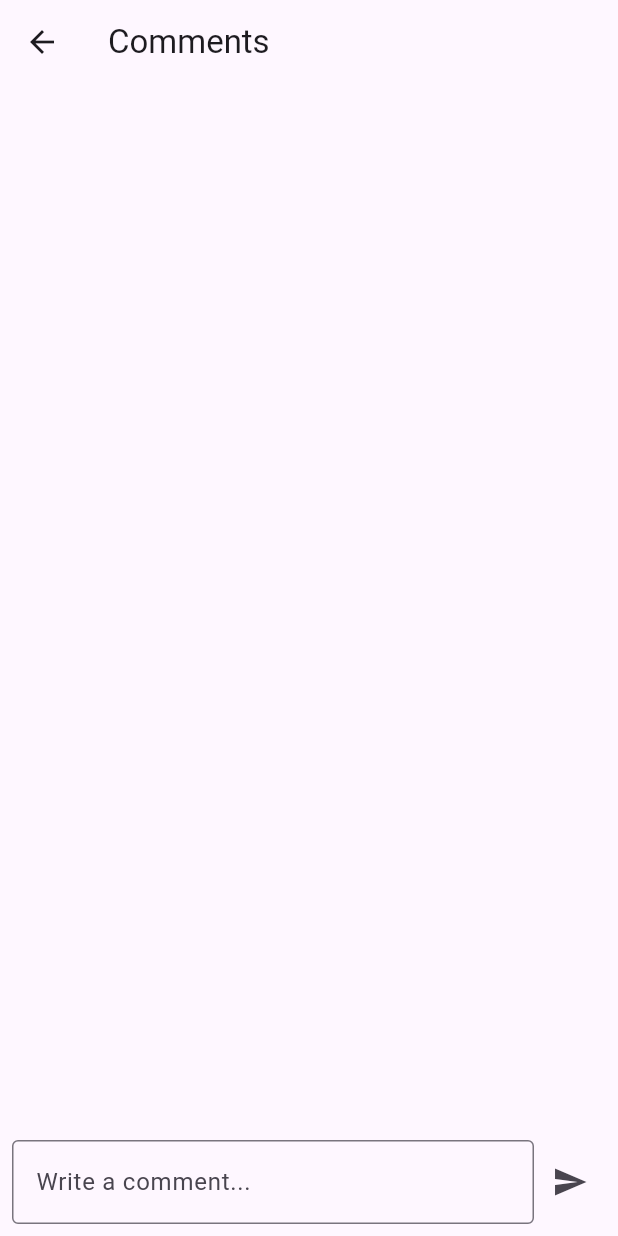
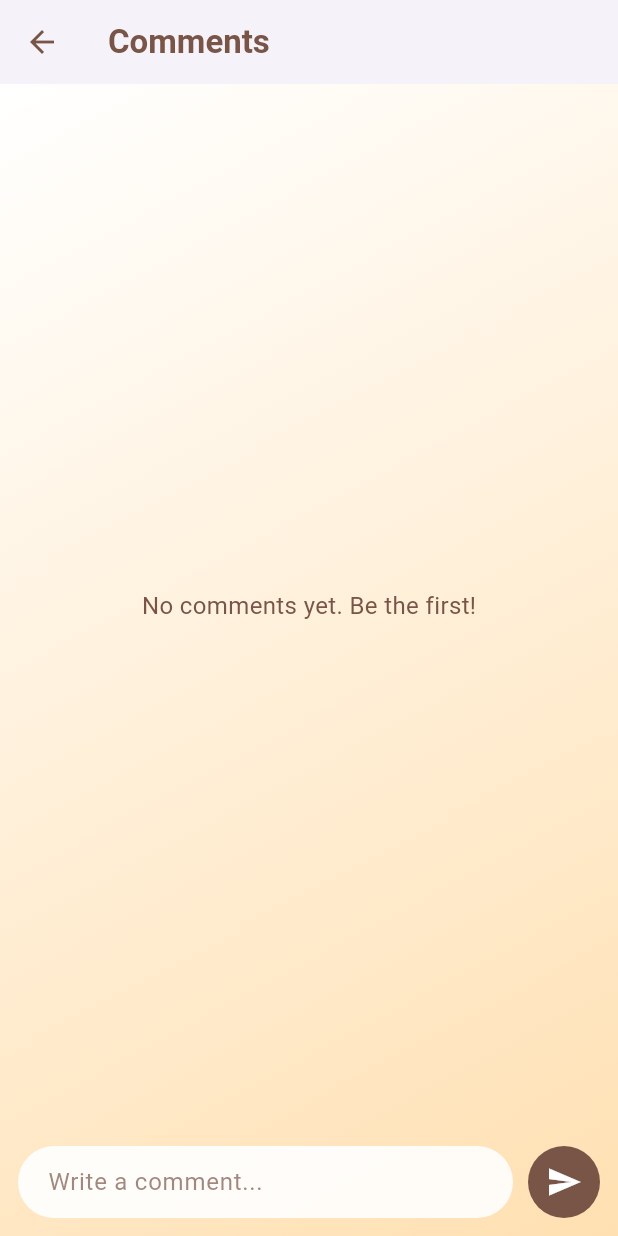
Before and after one commit to joanbanlles/INSTADAM, a Flutter app: the Home screen opened directly, after a tap on "View Comments", on a phone screen of 412 x 824 dp. Run offline on Flutter 3.47's test engine with Material 3 defaults, Android fonts, the light colour scheme and no system bars; our stand-ins replace image_picker, shared_preferences, sqflite; accounts and stored records are empty.

Commit message:
instadam fianl
tot fet

```diff
--- a/instadam/lib/comments.dart
+++ b/instadam/lib/comments.dart
@@ -38,47 +38,92 @@ class _CommentsScreenState extends State<CommentsScreen> {
   Widget build(BuildContext context) {
     return Scaffold(
       appBar: AppBar(
-        title: const Text('Comments'),
+        title: const Text('Comments', style: TextStyle(fontWeight: FontWeight.bold, color: Colors.brown)),
+        backgroundColor: Colors.white,
+        elevation: 2,
+        iconTheme: const IconThemeData(color: Colors.brown),
       ),
-      body: Column(
+      body: Container(
+        decoration: const BoxDecoration(
+          gradient: LinearGradient(
+            colors: [Colors.white, Color(0xFFFFE0B2)],
+            begin: Alignment.topLeft,
+            end: Alignment.bottomRight,
+          ),
+        ),
+        child: Column(
           children: [
             Expanded(
-            child: ListView.builder(
+              child: comments.isEmpty
+                  ? const Center(
+                child: Text(
+                  'No comments yet. Be the first!',
+                  style: TextStyle(color: Colors.brown, fontSize: 16),
+                ),
+              )
+                  : ListView.builder(
                 itemCount: comments.length,
                 itemBuilder: (context, index) {
-                return ListTile(
-                  title: Text(comments[index]['content']),
+                  return Card(
+                    color: Color(0xFFFFF3E0),
+                    margin: const EdgeInsets.symmetric(horizontal: 12, vertical: 6),
+                    child: ListTile(
+                      title: Text(
+                        comments[index]['content'],
+                        style: const TextStyle(fontSize: 16, fontWeight: FontWeight.w500, color: Colors.brown),
+                      ),
+                      leading: const Icon(Icons.comment, color: Colors.brown),
+                    ),
                   );
                 },
               ),
             ),
             Padding(
-            padding: const EdgeInsets.all(8.0),
+              padding: const EdgeInsets.all(12.0),
               child: Row(
                 children: [
                   Expanded(
                     child: TextField(
                       controller: _commentController,
-                    decoration: const InputDecoration(
+                      style: const TextStyle(color: Colors.brown),
+                      decoration: InputDecoration(
                         hintText: 'Write a comment...',
-                      border: OutlineInputBorder(),
+                        hintStyle: TextStyle(color: Colors.brown.withOpacity(0.7)),
+                        filled: true,
+                        fillColor: Colors.white.withOpacity(0.9),
+                        border: OutlineInputBorder(
+                          borderRadius: BorderRadius.circular(30),
+                          borderSide: BorderSide.none,
+                        ),
+                        contentPadding: const EdgeInsets.symmetric(horizontal: 16, vertical: 12),
                       ),
                     ),
                   ),
-                IconButton(
-                  icon: const Icon(Icons.send),
-                  onPressed: () {
+                  const SizedBox(width: 10),
+                  ClipRRect(
+                    borderRadius: BorderRadius.circular(50),
+                    child: Material(
+                      color: Colors.brown,
+                      child: InkWell(
+                        onTap: () {
                           final content = _commentController.text.trim();
                           if (content.isNotEmpty) {
                             addComment(content);
                           }
                         },
+                        child: const Padding(
+                          padding: EdgeInsets.all(12.0),
+                          child: Icon(Icons.send, color: Colors.white),
+                        ),
+                      ),
+                    ),
                   ),
                 ],
               ),
             ),
           ],
         ),
+      ),
     );
   }
 }
--- a/instadam/lib/home.dart
+++ b/instadam/lib/home.dart
@@ -1,6 +1,8 @@
 import 'package:flutter/material.dart';
+import 'package:image_picker/image_picker.dart';
 import 'package:instadam/comments.dart';
 import 'DatabaseHelper.dart';
+import 'dart:io';
 
 class Home extends StatelessWidget {
   const Home({super.key});
@@ -82,16 +84,16 @@ class PostSection extends StatelessWidget {
         PostItem(
           postId: 1,
           username: 'gerard_farre',
-          location: 'casa elodia',
+          location: 'El campo',
           userImage: 'assets/images.png',
-          postImage: 'assets/descarga.jpg',
+          postImage: 'assets/paisaje1.jpg',
         ),
         PostItem(
           postId: 2,
           username: 'orlando_212',
-          location: 'Madrid',
+          location: 'El lago',
           userImage: 'assets/images.png',
-          postImage: 'assets/descarga.jpg',
+          postImage: 'assets/paisaje2.jpg',
         ),
       ],
     );
@@ -122,6 +124,7 @@ class _PostItemState extends State<PostItem> {
   List<Map<String, dynamic>> comments = [];
   bool isLiked = false;
   final DatabaseHelper _databaseHelper = DatabaseHelper();
+  File? _selectedImage;
 
   @override
   void initState() {
@@ -156,9 +159,23 @@ class _PostItemState extends State<PostItem> {
     await _databaseHelper.insertLike(widget.postId, isLiked);
   }
 
+  Future<void> pickImage() async {
+    final picker = ImagePicker();
+    final pickedFile = await picker.pickImage(source: ImageSource.gallery);
+    if (pickedFile != null) {
+      setState(() {
+        _selectedImage = File(pickedFile.path);
+      });
+    }
+  }
+
   @override
   Widget build(BuildContext context) {
-    return Column(
+    return Card(
+      margin: const EdgeInsets.symmetric(vertical: 10, horizontal: 15),
+      elevation: 5,
+      shape: RoundedRectangleBorder(borderRadius: BorderRadius.circular(10)),
+      child: Column(
         crossAxisAlignment: CrossAxisAlignment.start,
         children: [
           ListTile(
@@ -169,8 +186,11 @@ class _PostItemState extends State<PostItem> {
             subtitle: Text(widget.location),
             trailing: const Icon(Icons.more_vert),
           ),
-        Center(
-          child: Image.asset(widget.postImage),
+          GestureDetector(
+            onTap: pickImage,
+            child: _selectedImage == null
+                ? Image.asset(widget.postImage, fit: BoxFit.cover)
+                : Image.file(_selectedImage!, fit: BoxFit.cover),
           ),
           Row(
             children: [
@@ -183,6 +203,7 @@ class _PostItemState extends State<PostItem> {
               ),
               const SizedBox(width: 10),
               TextButton(
+                style: TextButton.styleFrom(foregroundColor: Colors.blue),
                 onPressed: () {
                   Navigator.push(
                     context,
@@ -196,6 +217,7 @@ class _PostItemState extends State<PostItem> {
             ],
           ),
         ],
+      ),
     );
   }
 }
```
Also changed, not shown: instadam/lib/settings.dart (+35 -18 lines), instadam/Assets/paisaje1.jpg (added), instadam/Assets/paisaje2.jpg (added). Lines whose indentation alone changed are shown as unchanged.
